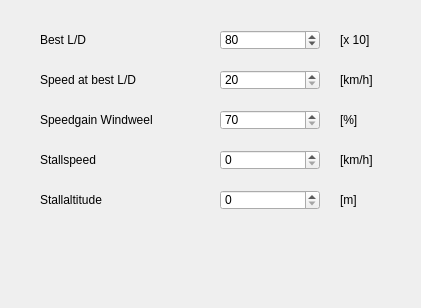
Iv/FlyHigh, file src/configuration/flytec/VelocityFrame.ui: the form before one commit.
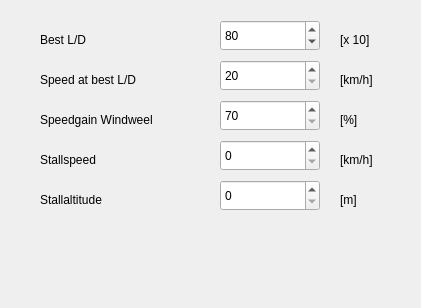
The form after the commit.

Patch:
```diff
--- a/src/configuration/flytec/VelocityFrame.ui
+++ b/src/configuration/flytec/VelocityFrame.ui
@@ -52,11 +52,14 @@
       <property name="geometry">
         <rect>
           <x>220</x>
-          <y>190</y>
+     <y>180</y>
           <width>100</width>
-          <height>20</height>
-        </rect>
-      </property>
+     <height>31</height>
+    </rect>
+   </property>
+   <property name="minimum">
+    <number>0</number>
+   </property>
       <property name="maximum">
         <number>8000</number>
       </property>
@@ -84,11 +87,14 @@
       <property name="geometry">
         <rect>
           <x>220</x>
-          <y>150</y>
+     <y>140</y>
           <width>100</width>
-          <height>20</height>
-        </rect>
-      </property>
+     <height>31</height>
+    </rect>
+   </property>
+   <property name="minimum">
+    <number>0</number>
+   </property>
       <property name="maximum">
         <number>99</number>
       </property>
@@ -196,14 +202,11 @@
       <property name="geometry">
         <rect>
           <x>220</x>
-          <y>70</y>
+     <y>60</y>
           <width>100</width>
-          <height>20</height>
-        </rect>
-      </property>
-      <property name="maximum">
-        <number>80</number>
-      </property>
+     <height>31</height>
+    </rect>
+   </property>
       <property name="minimum">
         <number>20</number>
       </property>
@@ -212,14 +215,11 @@
       <property name="geometry">
         <rect>
           <x>220</x>
-          <y>30</y>
+     <y>20</y>
           <width>100</width>
-          <height>20</height>
-        </rect>
-      </property>
-      <property name="maximum">
-        <number>150</number>
-      </property>
+     <height>31</height>
+    </rect>
+   </property>
       <property name="minimum">
         <number>20</number>
       </property>
@@ -237,14 +237,11 @@
       <property name="geometry">
         <rect>
           <x>220</x>
-          <y>110</y>
+     <y>100</y>
           <width>100</width>
-          <height>20</height>
-        </rect>
-      </property>
-      <property name="maximum">
-        <number>150</number>
-      </property>
+     <height>31</height>
+    </rect>
+   </property>
       <property name="minimum">
         <number>70</number>
       </property>
```
Left out of the diff: 22 changed lines with no effect on the pictures. Lines whose indentation alone changed are shown as unchanged.
